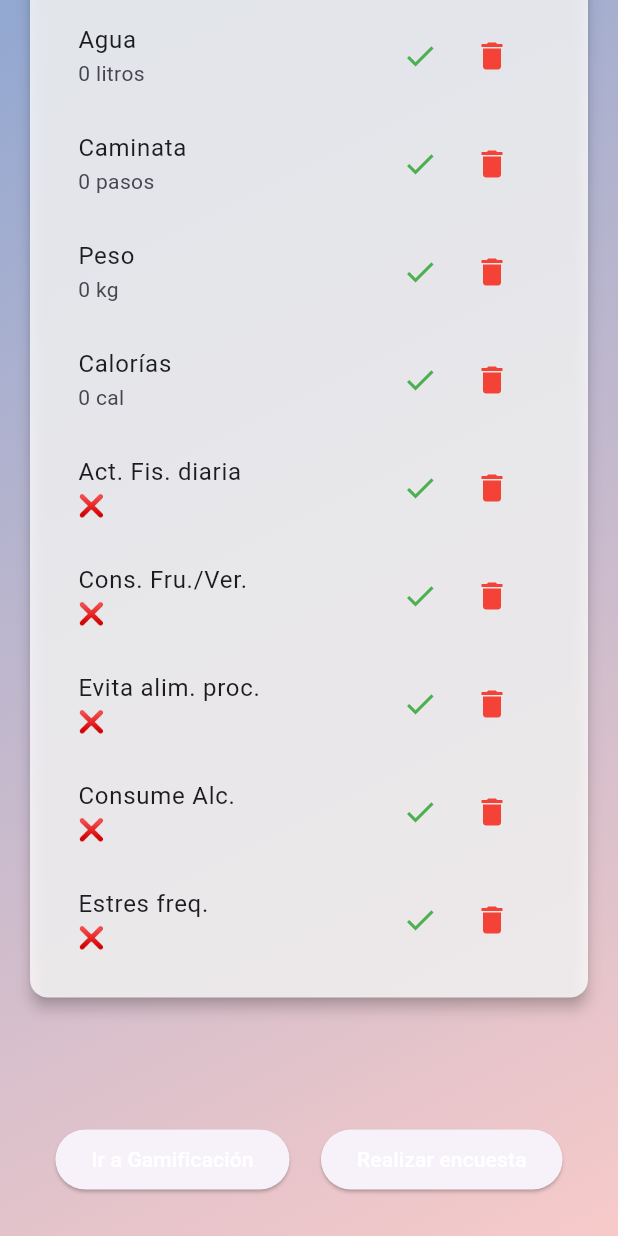
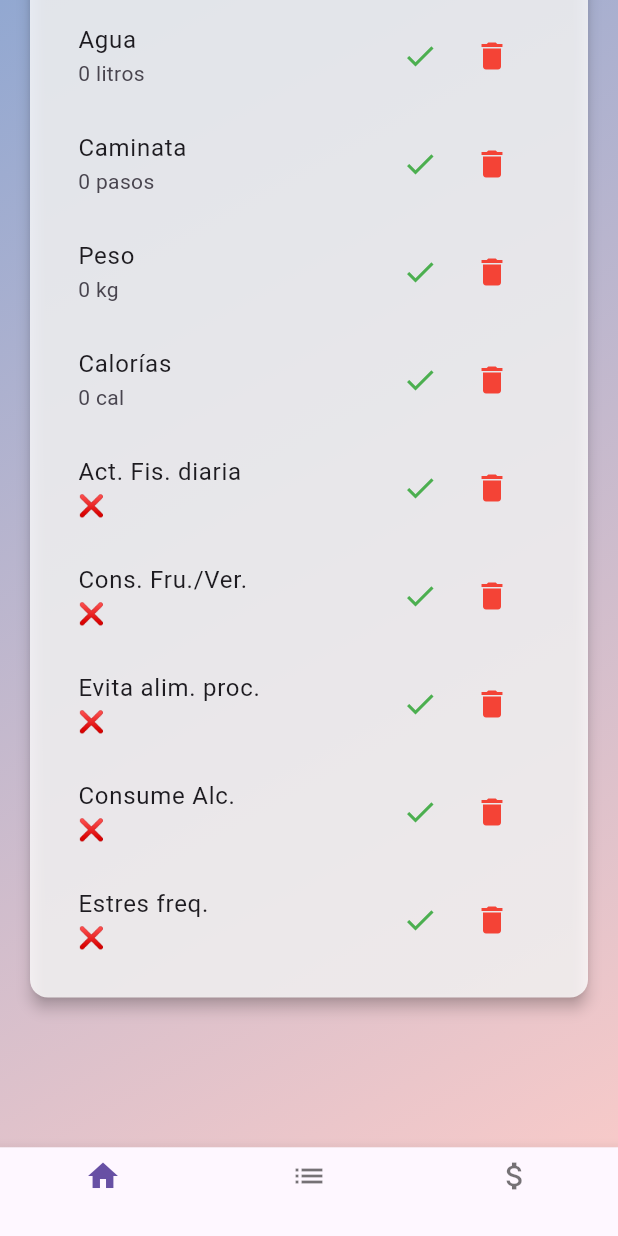
Before and after one commit to sdhavar/Proyecto1-PM, a Flutter app: the MainPage screen opened directly with empty values, scrolled down 516 dp, on a phone screen of 412 x 824 dp. Run offline on Flutter 3.47's test engine with Material 3 defaults, Android fonts, the phone set to English and light mode, and no system bars; our stand-ins replace shared_preferences; accounts and stored records are empty.

Commit message:
Modificada la gamificacion y la encuesta

```diff
--- a/lib/pages/main_page.dart
+++ b/lib/pages/main_page.dart
@@ -328,11 +328,21 @@ class _MainPageState extends State<MainPage> {
       initialDate: currentDate,
       firstDate: DateTime(2000), // Set a reasonable first date
       lastDate: DateTime.now(),   // Prevent future dates from being selected
+      builder: (BuildContext context, Widget? child) {
+        return Theme(
+          data: ThemeData.dark().copyWith(
+            primaryColor: Colors.black,
+            colorScheme: ColorScheme.dark(primary: Colors.black, secondary: Colors.black),
+            buttonTheme: ButtonThemeData(textTheme: ButtonTextTheme.primary),
+          ),
+          child: child ?? SizedBox(),
+        );
+      },
     );
 
     if (picked != null && picked != currentDate) {
       setState(() {
-        currentDate = picked; // Update the currentDate with the selected date
+        currentDate = picked;
       });
     }
   }
@@ -357,40 +367,48 @@ class _MainPageState extends State<MainPage> {
                 SizedBox(height: 40),
                 _buildStreakWidget(),
                 SizedBox(height: 40),
-                Row(
-                  mainAxisAlignment: MainAxisAlignment.spaceEvenly,
-                  children: [
-                    ElevatedButton(
-                      onPressed: () => Navigator.push(
-                          context,
-                          MaterialPageRoute(
-                              builder: (context) => GamificationPage(
-                                  streakDays: streakDays,
-                                  userPoints: totalPoints,
-                                  username: widget.username))),
-                      child: Text('Ir a Gamificación',
-                          style: TextStyle(color: Colors.white)),
-                    ),
-                    ElevatedButton(
-                      onPressed: () async {
-                        final result = await Navigator.push(
-                            context,
-                            MaterialPageRoute(
-                                builder: (context) => SurveyPage()));
-                        if (result != null) {
-                          _updateUserStats(result);
-                        }
-                      },
-                      child: Text('Realizar encuesta',
-                          style: TextStyle(color: Colors.white)),
-                    ),
-                  ],
-                ),
-                SizedBox(height: 40),
               ],
             ),
           ),
         ],
+      ),
+      bottomNavigationBar: BottomNavigationBar(
+        items: const [
+          BottomNavigationBarItem(
+            icon: Icon(Icons.home),
+            label: '',
+          ),
+          BottomNavigationBarItem(
+            icon: Icon(Icons.list),
+            label: '',
+          ),
+          BottomNavigationBarItem(
+            icon: Icon(Icons.attach_money),
+            label: '',
+          ),
+        ],
+        onTap: (index) {
+          if (index == 0) {
+            Navigator.pushReplacement(
+              context,
+              MaterialPageRoute(builder: (context) => MainPage(username: widget.username)),
+            );
+          } else if (index == 1) {
+            Navigator.push(
+              context,
+              MaterialPageRoute(builder: (context) => SurveyPage()),
+            );
+          } else if (index == 2) {
+            Navigator.push(
+              context,
+              MaterialPageRoute(builder: (context) => GamificationPage(
+                streakDays: streakDays,
+                userPoints: totalPoints,
+                username: widget.username,
+              )),
+            );
+          }
+        },
       ),
     );
   }
@@ -407,7 +425,7 @@ class _MainPageState extends State<MainPage> {
 
   Widget _buildHeader() {
     return SingleChildScrollView(
-      scrollDirection: Axis.horizontal, // This allows horizontal scrolling
+      scrollDirection: Axis.horizontal,
       child: Row(
         mainAxisAlignment: MainAxisAlignment.spaceBetween,
         children: [
@@ -420,7 +438,7 @@ class _MainPageState extends State<MainPage> {
                     icon: Icon(Icons.person, color: Colors.black),
                     onPressed: _confirmLogout,
                   ),
-                  SizedBox(height: 4), // Space between icon and text
+                  SizedBox(height: 4),
                   Text(
                     '¡Hola ${widget.username}! ',
                     style: TextStyle(
@@ -430,28 +448,28 @@ class _MainPageState extends State<MainPage> {
                   ),
                 ],
               ),
-              SizedBox(width: 10), // Space between icon and text
+              SizedBox(width: 10),
             ],
           ),
           Column(
             crossAxisAlignment: CrossAxisAlignment.end,
             children: [
-              SizedBox(height: 8), // Optional spacing above the text
+              SizedBox(height: 8),
               Text(
                 'Aquí están tus estadísticas y metas',
                 style: TextStyle(fontSize: 16, color: Colors.black),
               ),
-              SizedBox(height: 4), // Space between stats label and current date
+              SizedBox(height: 4),
               Text(
                 'Fecha actual: ${currentDate.toLocal().toString().split(' ')[0]}',
                 style: TextStyle(fontSize: 16),
               ),
             ],
           ),
-          SizedBox(width: 20), // Add space before the button
+          SizedBox(width: 20),
           ElevatedButton(
-            onPressed: () => _selectDate(context), // Show date picker
-            child: Icon(Icons.calendar_today, size: 24), // Calendar icon button
+            onPressed: () => _selectDate(context),
+            child: Icon(Icons.calendar_today, size: 24, color: Colors.black),
           ),
         ],
       ),
@@ -504,7 +522,7 @@ class _MainPageState extends State<MainPage> {
                   icon: Icon(Icons.add, color: Colors.black),
                   onPressed: _showAddGoalDialog,
                   tooltip: 'Añadir meta',
-                  color: Color(0xFF0056b3), // Button background color
+                  color: Color(0xFF0056b3),
                 ),
               ],
             ),
@@ -543,15 +561,32 @@ class _MainPageState extends State<MainPage> {
       mainAxisAlignment: MainAxisAlignment.center,
       children: [
         if (streakDays >= 3)
-          Row(
+          Container(
+            width: 100, // Adjust the width based on your image dimensions
+            height: 40, // Adjust the height based on your image dimensions
+            decoration: BoxDecoration(
+              color: Colors.white.withOpacity(0.8),
+              borderRadius: BorderRadius.circular(8),
+              boxShadow: [
+                BoxShadow(
+                  color: Colors.black.withOpacity(0.1),
+                  spreadRadius: 2,
+                  blurRadius: 5,
+                  offset: Offset(0, 3), // changes position of shadow
+                ),
+              ],
+            ),
+            child: Row(
+              mainAxisAlignment: MainAxisAlignment.center,
               children: [
-              Icon(Icons.local_fire_department, color: Colors.red, size: 32),
+                Icon(Icons.local_fire_department, color: Colors.black, size: 32),
                 SizedBox(width: 8),
                 Text(
                   '$streakDays días',
-                style: TextStyle(fontSize: 14),
+                  style: TextStyle(fontSize: 14, color: Colors.black),
                 ),
               ],
+            ),
           ),
       ],
     );
```
Also changed, not shown: lib/pages/gamification_page.dart (+130 -24 lines), lib/pages/survey_page.dart (+12 -13 lines). Lines whose indentation alone changed are shown as unchanged.
